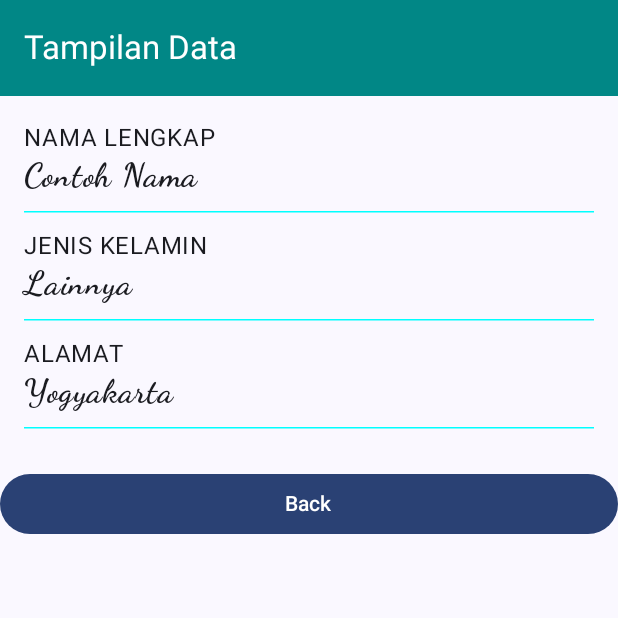
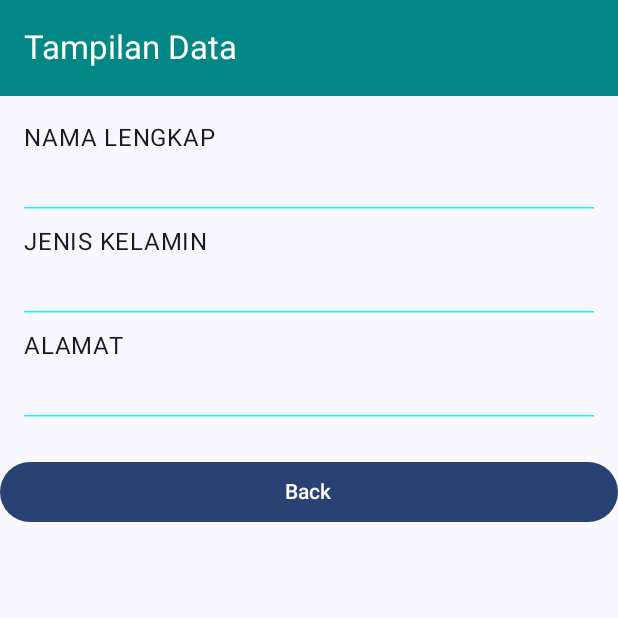
Before and after one commit to abimanyusatriaa/Quest6_160, an Android app built with Jetpack Compose: the composable TampilData shown on its own in the app's theme, on a phone screen of 412 x 824 dp, the top half of it. Run offline under Robolectric (Android 15) with nearby library versions, the phone set to English and light mode, and no system bars.

Commit message:
modifikasi tampil data

```diff
--- a/app/src/main/java/com/example/praktik6/view/TampilData.kt
+++ b/app/src/main/java/com/example/praktik6/view/TampilData.kt
@@ -26,17 +26,21 @@ import androidx.compose.ui.unit.dp
 import androidx.compose.ui.unit.sp
 
 import com.example.praktik6.R
+import com.example.praktik6.model.Siswa
 
 
 @OptIn(ExperimentalMaterial3Api::class)
 @Composable
 fun TampilData(
+    //edit 1
+    statusUiSiswa: Siswa,
     onBackBtnClick: () -> Unit
 ) {
+    //edit 2
     val items = listOf(
-        Pair(first = stringResource(id = R.string.name_lengkap), second = "Contoh Nama"),
-        Pair(first = stringResource(id = R.string.jenis_kelamin), second = "Lainnya"),
-        Pair(first = stringResource(id = R.string.alamat), second = "Yogyakarta")
+        Pair(first = stringResource(id = R.string.name_lengkap), second = statusUiSiswa.nama),
+        Pair(first = stringResource(id = R.string.jenis_kelamin), second = statusUiSiswa.gender),
+        Pair(first = stringResource(id = R.string.alamat), second = statusUiSiswa.alamat)
     )
 
     Scaffold(
```
